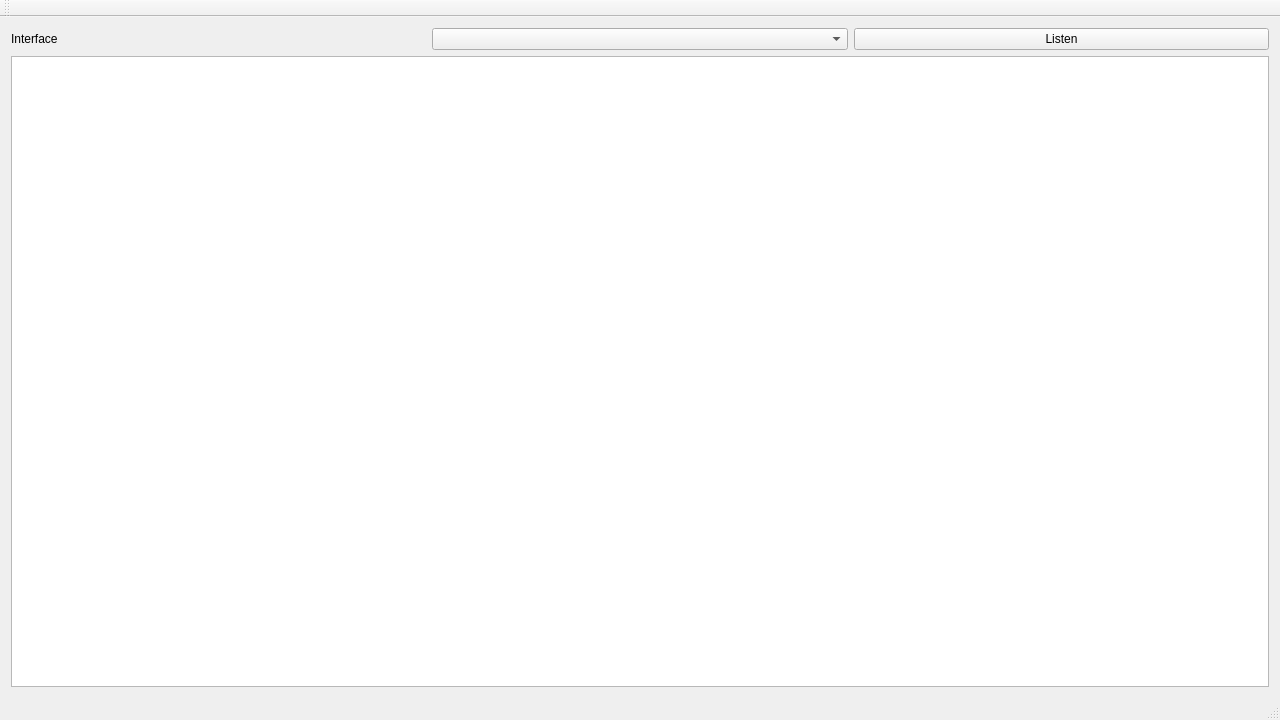
Above: mainwindow.ui from thisisfalcon/SRC_Sniff before the change. Below: the same form after it.
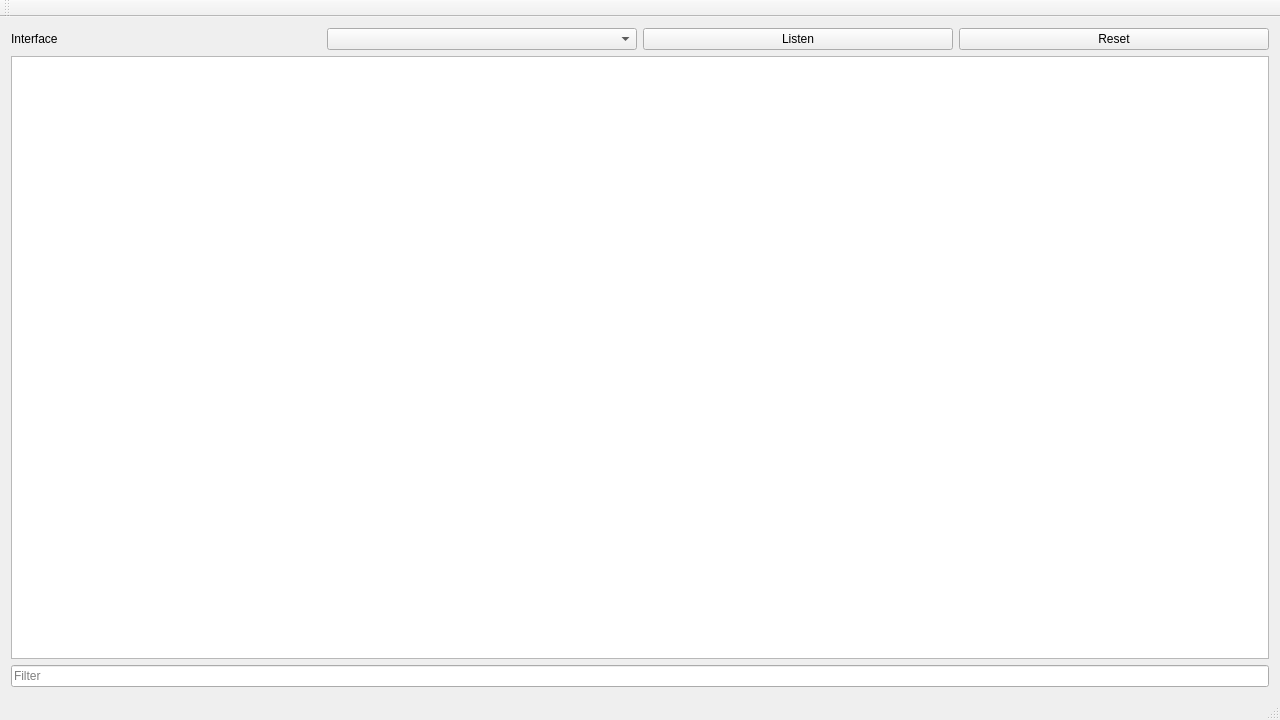
That is the form after the change.

What changed in the file:
```diff
--- a/mainwindow.ui
+++ b/mainwindow.ui
@@ -36,11 +36,25 @@
           </property>
          </widget>
         </item>
+        <item>
+         <widget class="QPushButton" name="pushButton_2">
+          <property name="text">
+           <string>Reset</string>
+          </property>
+         </widget>
+        </item>
        </layout>
       </item>
       <item>
        <widget class="QListWidget" name="listWidget"/>
       </item>
+      <item>
+       <widget class="QLineEdit" name="lineEdit">
+        <property name="placeholderText">
+         <string>Filter</string>
+        </property>
+       </widget>
+      </item>
      </layout>
     </item>
    </layout>
```
Left out of the diff: 2 changed lines with no effect on the pictures.
